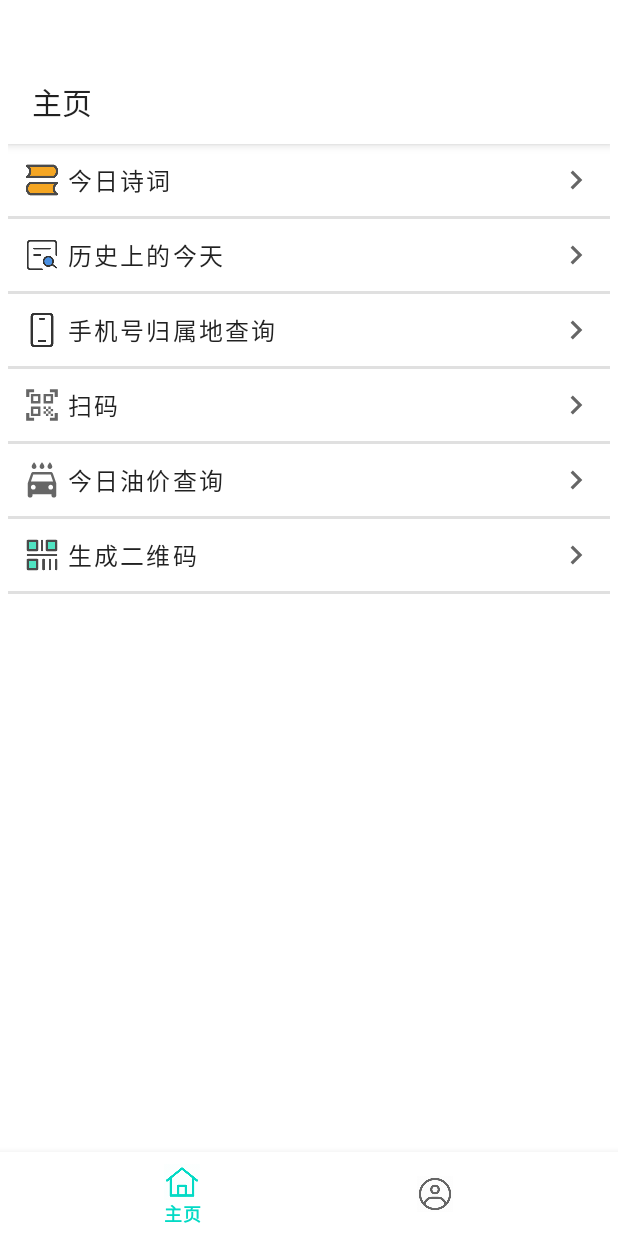
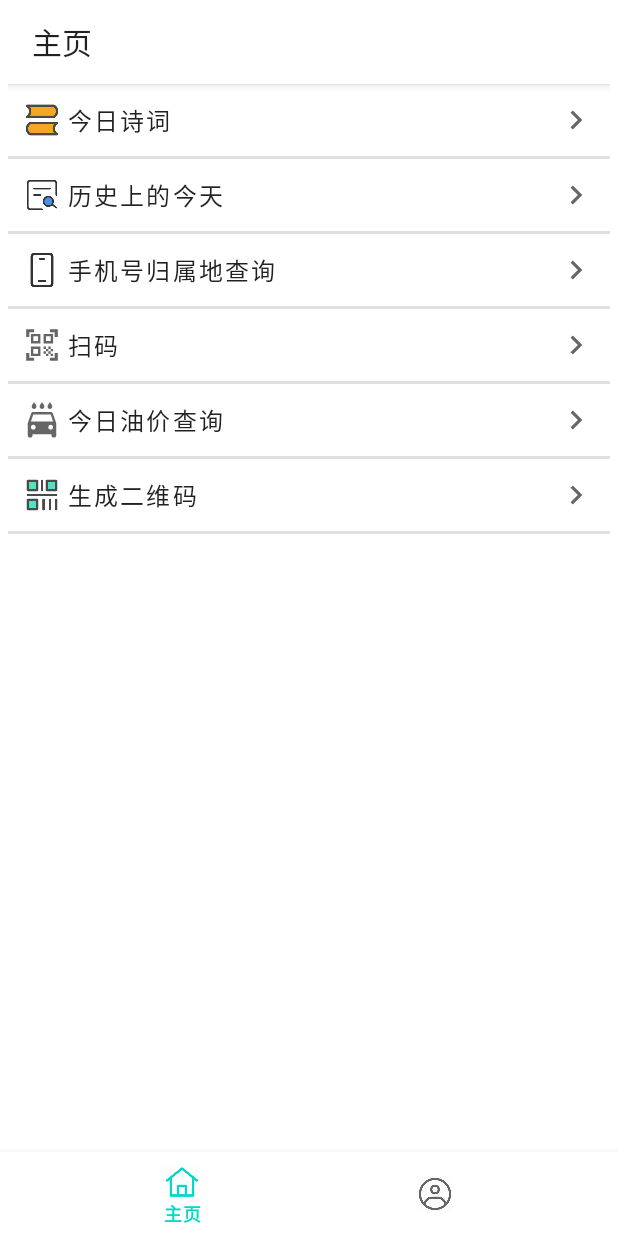
Before and after one commit to Karry1121/Tool, an Android app: the screen it shows after launch (FirstPageActivity), on a phone screen of 412 x 824 dp. Run offline under Robolectric (Android 15) with nearby library versions, the phone set to English and light mode, and no system bars; our stand-ins replace navigation-ui; libraries missing offline, so code that uses them is left out: com.huawei.hms.

Commit message:
界面显示优化

```diff
--- a/app/build.gradle
+++ b/app/build.gradle
@@ -49,7 +49,7 @@ dependencies {
     implementation 'androidx.lifecycle:lifecycle-viewmodel-ktx:2.3.1'
     implementation 'androidx.navigation:navigation-fragment:2.3.5'
     implementation 'androidx.navigation:navigation-ui:2.3.5'
-    implementation 'androidx.core:core-splashscreen:1.0.0-alpha01'
+    implementation 'androidx.core:core-splashscreen:1.0.0-alpha02'
     testImplementation 'junit:junit:4.13.2'
     androidTestImplementation 'androidx.test.ext:junit:1.1.3'
     androidTestImplementation 'androidx.test.espresso:espresso-core:3.4.0'
--- a/app/src/main/java/com/karry/tool/Activity/FirstPageActivity.java
+++ b/app/src/main/java/com/karry/tool/Activity/FirstPageActivity.java
@@ -70,6 +70,7 @@ public class FirstPageActivity extends AppCompatActivity {
 		getWindow().addFlags(WindowManager.LayoutParams.FLAG_DRAWS_SYSTEM_BAR_BACKGROUNDS);
 		//设置沉浸式虚拟键，在MIUI系统中，虚拟键背景透明。原生系统中，虚拟键背景半透明。
 		getWindow().addFlags(WindowManager.LayoutParams.FLAG_TRANSLUCENT_NAVIGATION);
+		getWindow().addFlags(WindowManager.LayoutParams.FLAG_TRANSLUCENT_STATUS);
 		//状态栏根据主题颜色变色，不会看不清
 		getWindow().getDecorView()
 				.setSystemUiVisibility(View.SYSTEM_UI_FLAG_LAYOUT_FULLSCREEN | View.SYSTEM_UI_FLAG_LIGHT_STATUS_BAR);
--- a/app/src/main/res/layout/activity_appinfo.xml
+++ b/app/src/main/res/layout/activity_appinfo.xml
@@ -4,13 +4,13 @@
     xmlns:tools="http://schemas.android.com/tools"
     android:layout_width="match_parent"
     android:layout_height="match_parent"
-    android:paddingTop="40dp"
     tools:context=".Activity.APPInfoActivity">
 
     <com.google.android.material.appbar.AppBarLayout
         android:id="@+id/appbar_app_info"
         android:layout_width="match_parent"
         android:layout_height="wrap_content"
+        android:fitsSystemWindows="true"
         app:layout_constraintLeft_toLeftOf="parent"
         app:layout_constraintRight_toRightOf="parent"
         app:layout_constraintTop_toTopOf="parent">
--- a/app/src/main/res/layout/activity_first_page.xml
+++ b/app/src/main/res/layout/activity_first_page.xml
@@ -4,8 +4,7 @@
     xmlns:tools="http://schemas.android.com/tools"
     android:id="@+id/container"
     android:layout_width="match_parent"
-    android:layout_height="match_parent"
-    android:paddingTop="40dp">
+    android:layout_height="match_parent">
 
     <fragment
         android:id="@+id/nav_host_fragment_activity_first_page"
--- a/app/src/main/res/layout/activity_generate_qrcode.xml
+++ b/app/src/main/res/layout/activity_generate_qrcode.xml
@@ -4,13 +4,13 @@
     xmlns:tools="http://schemas.android.com/tools"
     android:layout_width="match_parent"
     android:layout_height="match_parent"
-    android:paddingTop="40dp"
     tools:context=".Activity.GenerateQRCode.GenerateQRCodeActivity">
 
     <com.google.android.material.appbar.AppBarLayout
         android:id="@+id/appbar_qrcode"
         android:layout_width="match_parent"
         android:layout_height="wrap_content"
+        android:fitsSystemWindows="true"
         app:layout_constraintLeft_toLeftOf="parent"
         app:layout_constraintRight_toRightOf="parent"
         app:layout_constraintTop_toTopOf="parent">
--- a/app/src/main/res/layout/activity_history_today.xml
+++ b/app/src/main/res/layout/activity_history_today.xml
@@ -4,12 +4,12 @@
     xmlns:tools="http://schemas.android.com/tools"
     android:layout_width="match_parent"
     android:layout_height="match_parent"
-    android:layout_marginTop="40dp"
     tools:context=".Activity.HistoryToday.HistoryTodayActivity">
 
     <com.google.android.material.appbar.AppBarLayout
         android:layout_width="match_parent"
         android:layout_height="wrap_content"
+        android:fitsSystemWindows="true"
         app:layout_constraintLeft_toLeftOf="parent"
         app:layout_constraintRight_toRightOf="parent"
         app:layout_constraintTop_toTopOf="parent">
@@ -54,8 +54,8 @@
                 android:layout_width="match_parent"
                 android:layout_height="wrap_content"
                 android:layout_marginStart="20dp"
+                android:layout_marginTop="30dp"
                 android:layout_marginEnd="20dp"
-                android:layout_marginTop="30dp"
                 app:layoutManager="androidx.recyclerview.widget.LinearLayoutManager"
                 app:layout_constraintLeft_toLeftOf="parent"
                 app:layout_constraintRight_toRightOf="parent"
--- a/app/src/main/res/layout/activity_oil_price.xml
+++ b/app/src/main/res/layout/activity_oil_price.xml
@@ -4,12 +4,12 @@
     xmlns:tools="http://schemas.android.com/tools"
     android:layout_width="match_parent"
     android:layout_height="match_parent"
-    android:layout_marginTop="35dp"
     tools:context=".Activity.OilPrice.OilPriceActivity">
 
     <com.google.android.material.appbar.AppBarLayout
         android:layout_width="match_parent"
         android:layout_height="wrap_content"
+        android:fitsSystemWindows="true"
         app:layout_constraintLeft_toLeftOf="parent"
         app:layout_constraintRight_toRightOf="parent"
         app:layout_constraintTop_toTopOf="parent">
--- a/app/src/main/res/layout/activity_query_phone_number.xml
+++ b/app/src/main/res/layout/activity_query_phone_number.xml
@@ -4,12 +4,12 @@
     xmlns:tools="http://schemas.android.com/tools"
     android:layout_width="match_parent"
     android:layout_height="match_parent"
-    android:paddingTop="40dp"
     tools:context=".Activity.PhoneNumber.QueryPhoneNumberActivity">
 
     <com.google.android.material.appbar.AppBarLayout
         android:layout_width="match_parent"
         android:layout_height="wrap_content"
+        android:fitsSystemWindows="true"
         app:layout_constraintLeft_toLeftOf="parent"
         app:layout_constraintRight_toRightOf="parent"
         app:layout_constraintTop_toTopOf="parent">
--- a/app/src/main/res/layout/activity_scan_history.xml
+++ b/app/src/main/res/layout/activity_scan_history.xml
@@ -4,12 +4,12 @@
     xmlns:tools="http://schemas.android.com/tools"
     android:layout_width="match_parent"
     android:layout_height="match_parent"
-    android:layout_marginTop="40dp"
     tools:context=".Activity.ScanHistoryActivity">
 
     <com.google.android.material.appbar.AppBarLayout
         android:layout_width="match_parent"
         android:layout_height="wrap_content"
+        android:fitsSystemWindows="true"
         app:layout_constraintLeft_toLeftOf="parent"
         app:layout_constraintRight_toRightOf="parent"
         app:layout_constraintTop_toTopOf="parent">
--- a/app/src/main/res/layout/activity_settings.xml
+++ b/app/src/main/res/layout/activity_settings.xml
@@ -4,13 +4,13 @@
     xmlns:tools="http://schemas.android.com/tools"
     android:layout_width="match_parent"
     android:layout_height="match_parent"
-    android:paddingTop="40dp"
     tools:context=".Activity.SettingsActivity">
 
     <com.google.android.material.appbar.AppBarLayout
         android:id="@+id/appbar_settings"
         android:layout_width="match_parent"
         android:layout_height="wrap_content"
+        android:fitsSystemWindows="true"
         app:layout_constraintLeft_toLeftOf="parent"
         app:layout_constraintRight_toRightOf="parent"
         app:layout_constraintTop_toTopOf="parent">
--- a/app/src/main/res/layout/activity_today_poetry.xml
+++ b/app/src/main/res/layout/activity_today_poetry.xml
@@ -4,12 +4,12 @@
     xmlns:tools="http://schemas.android.com/tools"
     android:layout_width="match_parent"
     android:layout_height="match_parent"
-    android:paddingTop="40dp"
     tools:context=".Activity.TodayPoetry.TodayPoetryActivity">
 
     <com.google.android.material.appbar.AppBarLayout
         android:layout_width="match_parent"
         android:layout_height="wrap_content"
+        android:fitsSystemWindows="true"
         app:layout_constraintLeft_toLeftOf="parent"
         app:layout_constraintRight_toRightOf="parent"
         app:layout_constraintTop_toTopOf="parent">
--- a/app/src/main/res/layout/fragment_home.xml
+++ b/app/src/main/res/layout/fragment_home.xml
@@ -11,6 +11,7 @@
     <com.google.android.material.appbar.AppBarLayout
         android:id="@+id/appbar_home"
         android:layout_width="match_parent"
+        android:fitsSystemWindows="true"
         android:layout_height="wrap_content"
         app:layout_constraintLeft_toLeftOf="parent"
         app:layout_constraintRight_toRightOf="parent"
--- a/app/src/main/res/layout/fragment_mine.xml
+++ b/app/src/main/res/layout/fragment_mine.xml
@@ -12,6 +12,7 @@
         android:id="@+id/appbar_home"
         android:layout_width="match_parent"
         android:layout_height="wrap_content"
+        android:fitsSystemWindows="true"
         app:layout_constraintLeft_toLeftOf="parent"
         app:layout_constraintRight_toRightOf="parent"
         app:layout_constraintTop_toTopOf="parent"
```
